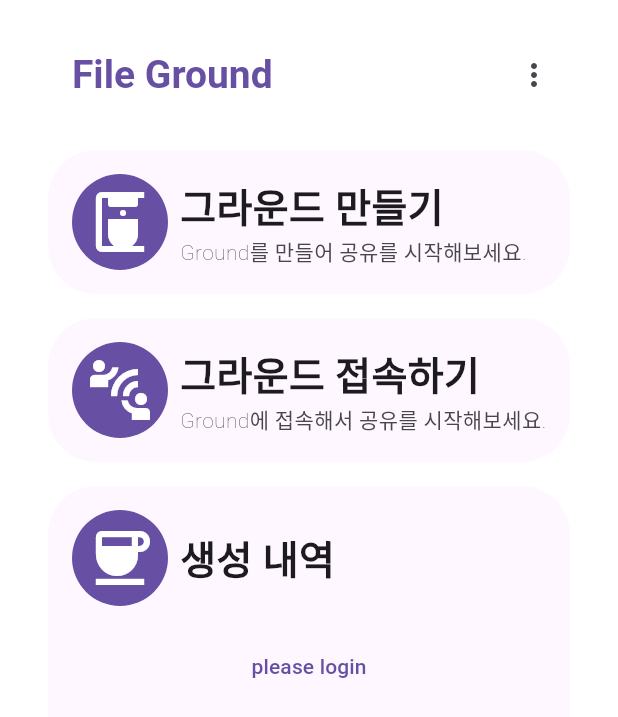
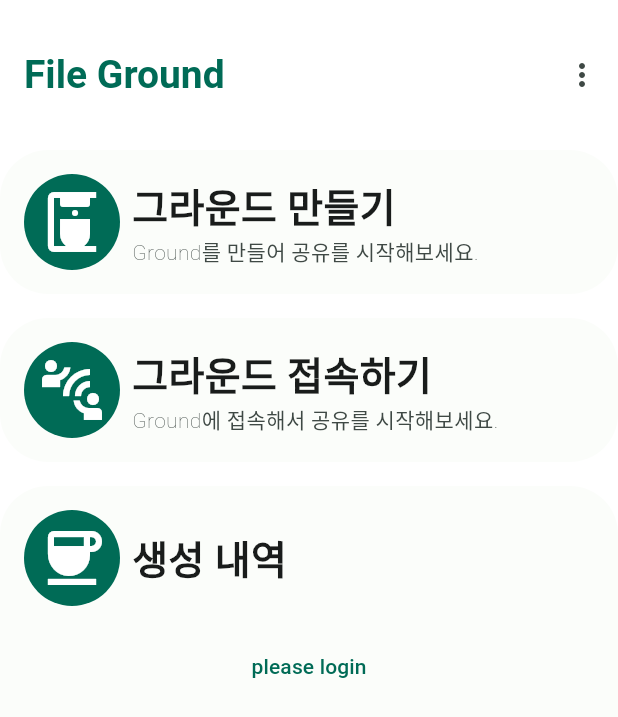
Before and after one commit to FileGround-CloudComputing/FileGround-Front, a Flutter app: the screen it shows after launch, on a phone screen of 412 x 824 dp. Shown: the top 717 px of the screen. Run offline on Flutter 3.47's test engine with Material 2 defaults, Android fonts, the phone set to English and light mode, and no system bars; our stand-ins replace dio, flutter_dotenv, flutter_riverpod, flutter_secure_storage, fpdart, freezed_annotation and 4 more; generated files the repository leaves out were written again; network calls fail.

Commit message:
feat: 테마 변경 및 이미지picker 추가

```diff
--- a/lib/main.dart
+++ b/lib/main.dart
@@ -5,6 +5,8 @@ import 'package:flutter_riverpod/flutter_riverpod.dart';
 import 'infrastructure/providers/authProvider.dart';
 
 import 'package:flutter_dotenv/flutter_dotenv.dart';
+
+import 'presentation/theme/colorScheme.dart';
 
 // DotEnv dotenv = DotEnv() is automatically called during import.
 // If you want to load multiple dotenv files or name your dotenv object differently, you can do the following and import the singleton into the relavant files:
@@ -36,11 +38,8 @@ class MyApp extends ConsumerWidget {
     return MaterialApp.router(
       debugShowCheckedModeBanner: false,
       routerConfig: router,
-      theme: ThemeData(
-        useMaterial3: true,
-        scaffoldBackgroundColor: Colors.transparent,
-        primarySwatch: Colors.blue,
-      ),
+      theme: ThemeData(useMaterial3: true, colorScheme: lightColorScheme),
+      darkTheme: ThemeData(useMaterial3: true, colorScheme: darkColorScheme),
     );
   }
 }
--- /dev/null
+++ b/lib/presentation/common/behaviors/noGlowBehaviors.dart
@@ -0,0 +1,9 @@
+import 'package:flutter/material.dart';
+
+class NoGlowBehaviors extends ScrollBehavior {
+  @override
+  Widget buildOverscrollIndicator(
+      BuildContext context, Widget child, ScrollableDetails details) {
+    return child;
+  }
+}
--- a/lib/presentation/connect/connectPage.dart
+++ b/lib/presentation/connect/connectPage.dart
@@ -10,9 +10,7 @@ class ConnectPage extends StatelessWidget {
   @override
   Widget build(BuildContext context) {
     final color = Theme.of(context).colorScheme;
-    return Padding(
-      padding: getPagePadding(),
-      child: Scaffold(
+    return Scaffold(
       backgroundColor: Colors.transparent,
       appBar: AppBar(
         backgroundColor: Colors.transparent,
@@ -22,7 +20,6 @@ class ConnectPage extends StatelessWidget {
         ),
       ),
       body: Numpad(),
-      ),
     );
   }
 }
--- a/lib/presentation/credit/creditPage.dart
+++ b/lib/presentation/credit/creditPage.dart
@@ -10,9 +10,7 @@ class CreditPage extends StatelessWidget {
   @override
   Widget build(BuildContext context) {
     final color = Theme.of(context).colorScheme;
-    return Padding(
-      padding: getPagePadding(),
-      child: Scaffold(
+    return Scaffold(
       appBar: AppBar(
         title: BoldText(
           '크레딧',
@@ -37,7 +35,6 @@ class CreditPage extends StatelessWidget {
           ],
         ),
       ),
-      ),
     );
   }
 }
--- a/lib/presentation/main/mainPage.dart
+++ b/lib/presentation/main/mainPage.dart
@@ -1,6 +1,7 @@
 import 'package:file_ground_front/infrastructure/providers/authProvider.dart';
 import 'package:file_ground_front/infrastructure/providers/userProvider.dart';
 import 'package:file_ground_front/presentation/common/atomic/texts.dart';
+import 'package:file_ground_front/presentation/common/behaviors/noGlowBehaviors.dart';
 import 'package:file_ground_front/presentation/connect/connectPage.dart';
 import 'package:file_ground_front/presentation/main/components/groundsList.dart';
 import 'package:file_ground_front/presentation/main/mainViewModel.dart';
@@ -23,9 +24,7 @@ class MainPage extends ConsumerWidget {
     final pushConnectPage =
         ref.read(mainViewModelProvider.notifier).pushConnectPage;
     final pushMakePage = ref.read(mainViewModelProvider.notifier).pushMakePage;
-    return Padding(
-      padding: getPagePadding(),
-      child: Scaffold(
+    return Scaffold(
       backgroundColor: Colors.transparent,
       appBar: CustomAppBar(
         title: BoldText(
@@ -66,11 +65,13 @@ class MainPage extends ConsumerWidget {
           const SizedBox(
             height: 16,
           ),
-            const Expanded(
+          Expanded(
             child: RoundedSurfaceInk(
               width: double.infinity,
               child: CustomScrollView(
-                  slivers: [
+                physics: BouncingScrollPhysics(),
+                scrollBehavior: NoGlowBehaviors(),
+                slivers: const [
                   SliverAppBar(
                     toolbarHeight: 80,
                     pinned: true,
@@ -88,7 +89,6 @@ class MainPage extends ConsumerWidget {
           ),
         ],
       ),
-      ),
     );
   }
 }
--- a/lib/presentation/make/makePage.dart
+++ b/lib/presentation/make/makePage.dart
@@ -22,9 +22,7 @@ class MakePage extends ConsumerWidget {
         ref.watch(makePageViewModelProvider.select((value) => value.isValid));
     final handlePostGround =
         ref.read(makePageViewModelProvider.notifier).handlePostGround;
-    return Padding(
-      padding: getPagePadding(),
-      child: Scaffold(
+    return Scaffold(
       appBar: CustomAppBar(
         title: BoldText('${currentDuration.inHours}시간 동안 유효한 그라운드 생성'),
       ),
@@ -59,7 +57,6 @@ class MakePage extends ConsumerWidget {
           ],
         ),
       ),
-      ),
     );
   }
 }
--- a/lib/presentation/setting/settingPage.dart
+++ b/lib/presentation/setting/settingPage.dart
@@ -41,9 +41,7 @@ class SettingPage extends ConsumerWidget {
   Widget build(BuildContext context, WidgetRef ref) {
     final user = ref.watch(userUseCaseProvider);
     final mockLogin = ref.read(settingViewModelProvider.notifier).mockLogin;
-    return Padding(
-      padding: getPagePadding(),
-      child: Scaffold(
+    return Scaffold(
       appBar: AppBar(
         title: Text('설정'),
         backgroundColor: Colors.transparent,
@@ -66,7 +64,6 @@ class SettingPage extends ConsumerWidget {
           ],
         ),
       ),
-      ),
     );
   }
 }
--- /dev/null
+++ b/lib/presentation/theme/colorScheme.dart
@@ -0,0 +1,69 @@
+import 'package:flutter/material.dart';
+
+const lightColorScheme = ColorScheme(
+  brightness: Brightness.light,
+  primary: Color(0xFF006B56),
+  onPrimary: Color(0xFFFFFFFF),
+  primaryContainer: Color(0xFF7DF8D5),
+  onPrimaryContainer: Color(0xFF002018),
+  secondary: Color(0xFF3B5BA9),
+  onSecondary: Color(0xFFFFFFFF),
+  secondaryContainer: Color(0xFFDAE2FF),
+  onSecondaryContainer: Color(0xFF001848),
+  tertiary: Color(0xFF416276),
+  onTertiary: Color(0xFFFFFFFF),
+  tertiaryContainer: Color(0xFFC4E7FF),
+  onTertiaryContainer: Color(0xFF001E2D),
+  error: Color(0xFFBA1A1A),
+  errorContainer: Color(0xFFFFDAD6),
+  onError: Color(0xFFFFFFFF),
+  onErrorContainer: Color(0xFF410002),
+  background: Color(0xFFFBFDFA),
+  onBackground: Color(0xFF191C1B),
+  surface: Color(0xFFFBFDFA),
+  onSurface: Color(0xFF191C1B),
+  surfaceVariant: Color(0xFFDBE5DF),
+  onSurfaceVariant: Color(0xFF3F4945),
+  outline: Color(0xFF6F7975),
+  onInverseSurface: Color(0xFFEFF1EE),
+  inverseSurface: Color(0xFF2E312F),
+  inversePrimary: Color(0xFF5FDBBA),
+  shadow: Color(0xFF000000),
+  surfaceTint: Color(0xFF006B56),
+  outlineVariant: Color(0xFFBFC9C4),
+  scrim: Color(0xFF000000),
+);
+
+const darkColorScheme = ColorScheme(
+  brightness: Brightness.dark,
+  primary: Color(0xFF5FDBBA),
+  onPrimary: Color(0xFF00382C),
+  primaryContainer: Color(0xFF005141),
+  onPrimaryContainer: Color(0xFF7DF8D5),
+  secondary: Color(0xFFB2C5FF),
+  onSecondary: Color(0xFF002B74),
+  secondaryContainer: Color(0xFF1F428F),
+  onSecondaryContainer: Color(0xFFDAE2FF),
+  tertiary: Color(0xFFA9CBE2),
+  onTertiary: Color(0xFF0E3446),
+  tertiaryContainer: Color(0xFF284B5E),
+  onTertiaryContainer: Color(0xFFC4E7FF),
+  error: Color(0xFFFFB4AB),
+  errorContainer: Color(0xFF93000A),
+  onError: Color(0xFF690005),
+  onErrorContainer: Color(0xFFFFDAD6),
+  background: Color(0xFF191C1B),
+  onBackground: Color(0xFFE1E3E0),
+  surface: Color(0xFF191C1B),
+  onSurface: Color(0xFFE1E3E0),
+  surfaceVariant: Color(0xFF3F4945),
+  onSurfaceVariant: Color(0xFFBFC9C4),
+  outline: Color(0xFF89938E),
+  onInverseSurface: Color(0xFF191C1B),
+  inverseSurface: Color(0xFFE1E3E0),
+  inversePrimary: Color(0xFF006B56),
+  shadow: Color(0xFF000000),
+  surfaceTint: Color(0xFF5FDBBA),
+  outlineVariant: Color(0xFF3F4945),
+  scrim: Color(0xFF000000),
+);
--- a/pubspec.yaml
+++ b/pubspec.yaml
@@ -48,6 +48,8 @@ dependencies:
   webview_flutter: ^4.0.7
   qr_flutter: ^4.0.0
   flutter_dotenv: ^5.0.2
+  image_picker: ^0.8.7+2
+
 dev_dependencies:
   flutter_test:
     sdk: flutter
```
Also changed, not shown: lib/presentation/ground/groundPage.dart (+15 -12 lines), lib/presentation/ground/groundViewModel.dart (+29 -0 lines), firebase.json (added), pubspec.lock, 2 other files. Lines whose indentation alone changed are shown as unchanged.
